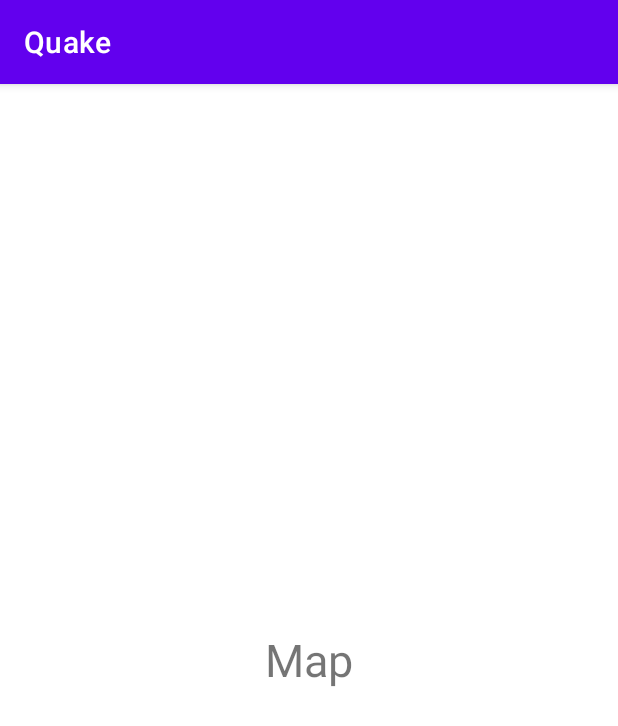
After one commit to laurazp/quake_android, an Android app: the fragment MapFragment shown on its own in the app's theme, on a phone screen of 412 x 824 dp. The commit adds this screen. Shown: the top 726 px of the screen. Run offline under Robolectric (Android 15) with nearby library versions, the phone set to English and light mode, and no system bars; network calls fail.

```diff
--- a/app/build.gradle
+++ b/app/build.gradle
@@ -51,6 +51,7 @@ dependencies {
     testImplementation 'junit:junit:4.13.2'
     androidTestImplementation 'androidx.test.ext:junit:1.1.4'
     androidTestImplementation 'androidx.test.espresso:espresso-core:3.5.0'
+    apply plugin: 'kotlin-android-extensions'
     //Lottie
     def lottieVersion = "5.2.0"
     implementation "com.airbnb.android:lottie:$lottieVersion"
--- /dev/null
+++ b/app/src/main/java/com/example/quake/MapFragment.kt
@@ -0,0 +1,18 @@
+package com.example.quake
+
+import android.os.Bundle
+import androidx.fragment.app.Fragment
+import android.view.LayoutInflater
+import android.view.View
+import android.view.ViewGroup
+
+class MapFragment : Fragment() {
+
+    override fun onCreateView(
+        inflater: LayoutInflater, container: ViewGroup?,
+        savedInstanceState: Bundle?
+    ): View? {
+        // Inflate the layout for this fragment
+        return inflater.inflate(R.layout.fragment_map, container, false)
+    }
+}
--- /dev/null
+++ b/app/src/main/res/layout/fragment_map.xml
@@ -0,0 +1,16 @@
+<?xml version="1.0" encoding="utf-8"?>
+<FrameLayout xmlns:android="http://schemas.android.com/apk/res/android"
+    xmlns:tools="http://schemas.android.com/tools"
+    android:layout_width="match_parent"
+    android:layout_height="match_parent"
+    tools:context=".MapFragment">
+
+    <TextView
+        android:layout_width="match_parent"
+        android:layout_height="match_parent"
+        android:text="Map"
+        android:textSize="30sp"
+        android:textAlignment="center"
+        android:gravity="center" />
+
+</FrameLayout>
--- a/app/src/main/res/values/strings.xml
+++ b/app/src/main/res/values/strings.xml
@@ -9,4 +9,6 @@
 
     <string name="hello_first_fragment">Hello first fragment</string>
     <string name="hello_second_fragment">Hello second fragment. Arg: %1$s</string>
+    <!-- TODO: Remove or change this placeholder text -->
+    <string name="hello_blank_fragment">Hello blank fragment</string>
 </resources>
```
Also changed, not shown: app/src/main/java/com/example/quake/HomeFragment.kt (added, +18 -0 lines), app/src/main/java/com/example/quake/SettingsFragment.kt (added, +18 -0 lines), app/src/main/res/layout/activity_earthquakes.xml (+33 -0 lines), app/src/main/res/layout/fragment_home.xml (added, +16 -0 lines), app/src/main/res/layout/fragment_settings.xml (added, +16 -0 lines).
